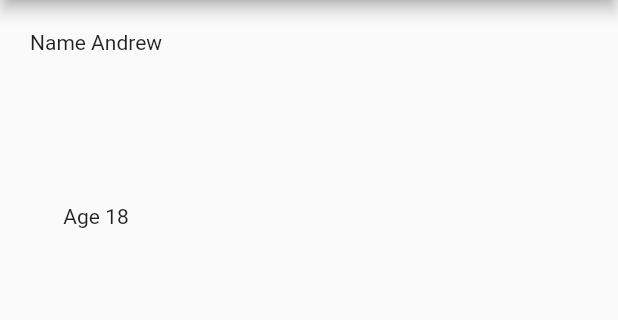
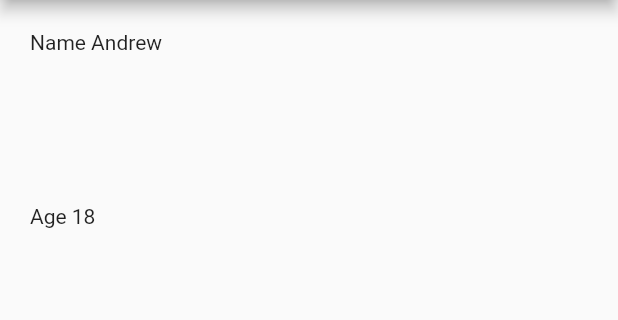
Before and after one commit to AndrewPiterov/speed_up_flutter, a Flutter app: the screen it shows after launch, on a phone screen of 412 x 824 dp, the part 84-404 px from its top. Run offline on Flutter 3.47's test engine with Material 2 defaults, Android fonts, the phone set to English and light mode, and no system bars.

Commit message:
[Refactor] Section

```diff
--- a/example/lib/main.dart
+++ b/example/lib/main.dart
@@ -42,8 +42,6 @@ class _MyHomePageState extends State<MyHomePage> {
 
   @override
   Widget build(BuildContext context) {
-    //
-
     return Scaffold(
       appBar: AppBar(
         title: Text(widget.title!),
--- a/example/pubspec.yaml
+++ b/example/pubspec.yaml
@@ -29,7 +29,7 @@ dependencies:
   # Use with the CupertinoIcons class for iOS style icons.
   cupertino_icons: ^1.0.2
   speed_up_flutter:
-    path: ../
+      path: ../
 
 dev_dependencies:
   flutter_test:
--- a/lib/src/section.dart
+++ b/lib/src/section.dart
@@ -1,25 +1,43 @@
 import 'package:flutter/material.dart';
+import './extensions.dart';
 
 /// Collect related widgets to a section
+/// A section is a thematic grouping of content, typically with a heading
 ///
 ///
 class Section extends StatelessWidget {
   const Section(
     this.children, {
+    this.alignment = CrossAxisAlignment.start,
     this.padding = const EdgeInsets.all(20),
+    this.heading,
+    this.headingBottomPadding = 20,
   });
 
   final List<Widget> children;
+  final CrossAxisAlignment alignment;
   final EdgeInsets padding;
+
+  final Widget? heading;
+  final num headingBottomPadding;
 
   @override
   Widget build(BuildContext context) {
-    return SingleChildScrollView(
-      physics: const NeverScrollableScrollPhysics(),
-      child: Container(
+    final items = <Widget>[];
+
+    if (heading != null) {
+      items.add(heading!);
+      items.add(headingBottomPadding.h);
+    }
+
+    items.addAll(children);
+
+    return SafeArea(
+      child: Padding(
         padding: padding,
         child: Column(
-          children: children,
+          crossAxisAlignment: alignment,
+          children: items,
         ),
       ),
     );
```
Also changed, not shown: pubspec.yaml (+1 -36 lines), example/pubspec.lock, 1 other file.
